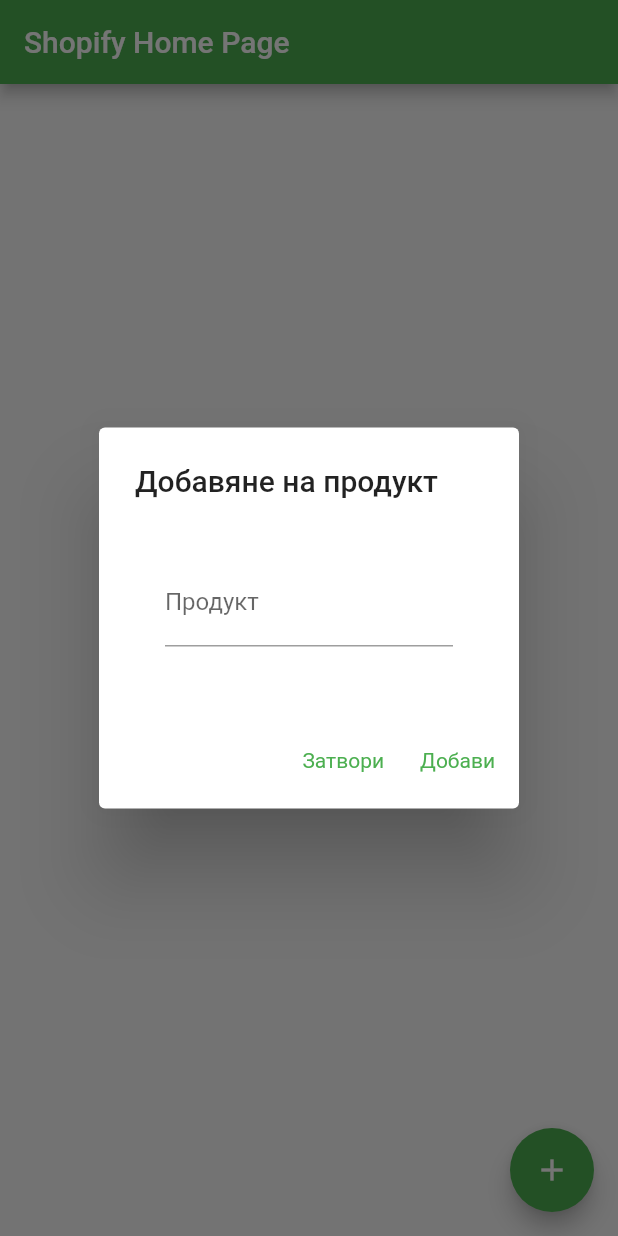
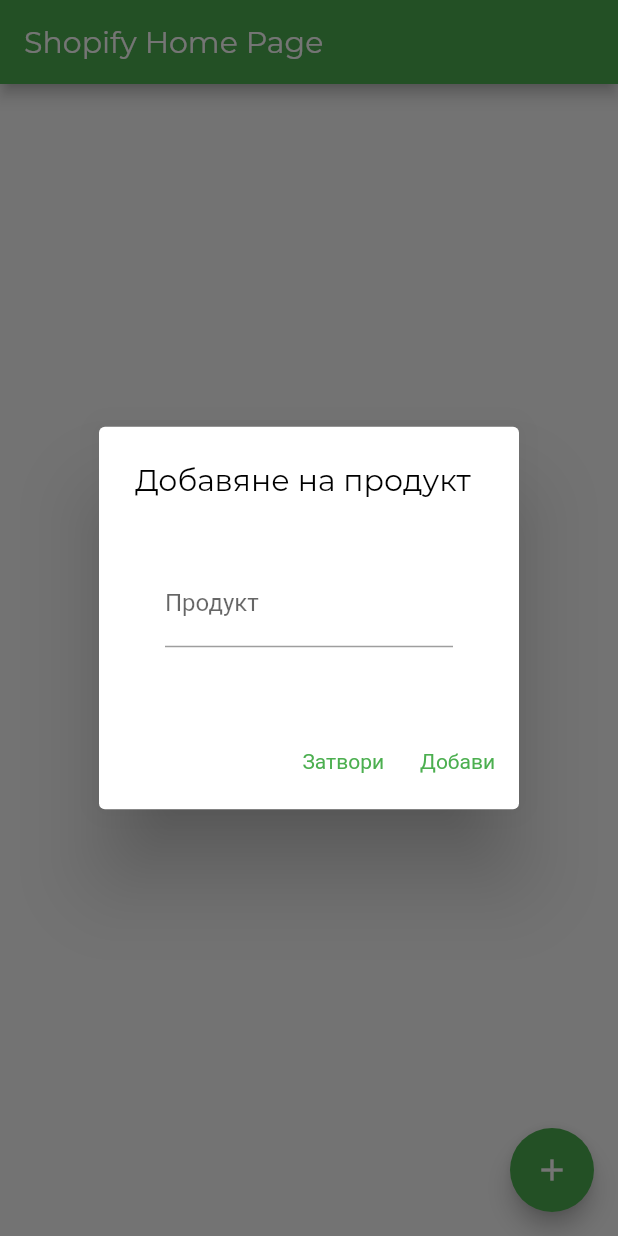
Before and after one commit to AJMitev/Shoppify, a Flutter app: the screen it shows after launch, after a tap on the "add" icon, on a phone screen of 412 x 824 dp. Run offline on Flutter 3.47's test engine with Material 2 defaults, Android fonts, the phone set to English and light mode, and no system bars; our stand-ins replace flutter_dotenv, supabase; accounts and stored records are empty.

Commit message:
Adding Monserrat as main font

```diff
--- a/lib/app.dart
+++ b/lib/app.dart
@@ -1,5 +1,6 @@
 import 'package:flutter/material.dart';
 import 'package:shoppify/items_list.dart';
+import 'styles.dart';
 
 class App extends StatelessWidget {
   // This widget is the root of your application.
@@ -8,8 +9,10 @@ class App extends StatelessWidget {
     return MaterialApp(
       title: 'Shopify',
       theme: ThemeData(
-        primarySwatch: Colors.green,
-      ),
+          primarySwatch: Colors.green,
+          appBarTheme: AppBarTheme(
+              textTheme: TextTheme(headline6: Styles.AppBarTextStype)),
+          textTheme: TextTheme(headline6: Styles.TitleTextStype)),
       home: ItemsListPage(title: 'Shopify Home Page'),
     );
   }
--- a/lib/items_list.dart
+++ b/lib/items_list.dart
@@ -79,8 +79,9 @@ class _ItemsListPageState extends State<ItemsListPage> {
   Widget _buildTile(Item item) {
     return ListTile(
         title: Text("${item.name}",
-            style: TextStyle(
-                decoration: item.isBought ? TextDecoration.lineThrough : null)),
+            style: item.isBought
+                ? Styles.BoughtItemTextStyle
+                : Styles.ItemTextStyle),
         tileColor: Colors.grey.shade100,
         leading: Icon(
           item.isBought ? Icons.check_box : Icons.check_box_outline_blank,
--- a/lib/styles.dart
+++ b/lib/styles.dart
@@ -1,6 +1,38 @@
 import 'package:flutter/material.dart';
 
 class Styles {
+  static const String FontName = 'Montserrat';
+  static const double LargeTextSize = 26.0;
+  static const double MediumTextSize = 20.0;
+  static const double BodyTextSize = 16.0;
+
+  static const TextStyle AppBarTextStype = TextStyle(
+      fontFamily: FontName,
+      fontWeight: FontWeight.w300,
+      fontSize: MediumTextSize,
+      color: Colors.white);
+
+  static const TextStyle TitleTextStype = TextStyle(
+      fontFamily: FontName,
+      fontWeight: FontWeight.w300,
+      fontSize: MediumTextSize,
+      color: Colors.black);
+
+  static const TextStyle BoughtItemTextStyle = TextStyle(
+      fontFamily: FontName,
+      fontWeight: FontWeight.w200,
+      fontStyle: FontStyle.italic,
+      fontSize: MediumTextSize,
+      color: Colors.black,
+      decoration: TextDecoration.lineThrough);
+
+  static const TextStyle ItemTextStyle = TextStyle(
+      fontFamily: FontName,
+      fontWeight: FontWeight.w300,
+      fontSize: MediumTextSize,
+      color: Colors.black,
+      decoration: TextDecoration.none);
+
   static final cancelButton =
       TextButton.styleFrom(textStyle: TextStyle(color: Colors.grey));
   static final primaryButton =
```
Also changed, not shown: pubspec.yaml (+15 -11 lines), assets/fonts/Montserrat-Bold.ttf (added), assets/fonts/Montserrat-Italic.ttf (added), assets/fonts/Montserrat-Regular.ttf (added).
